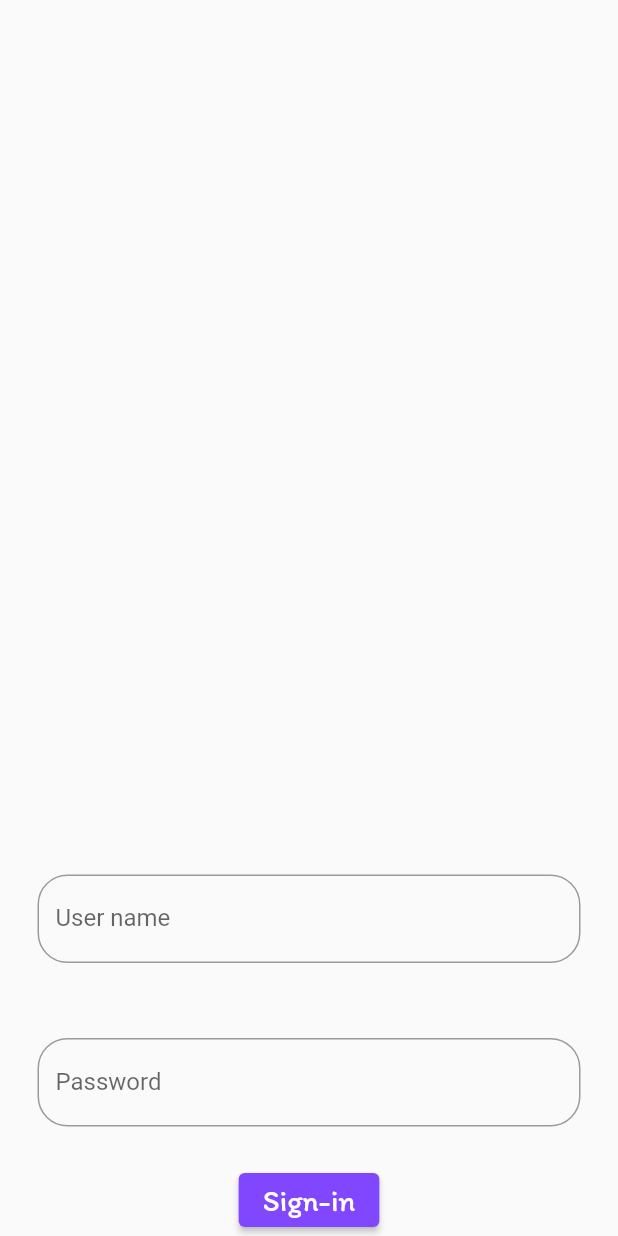
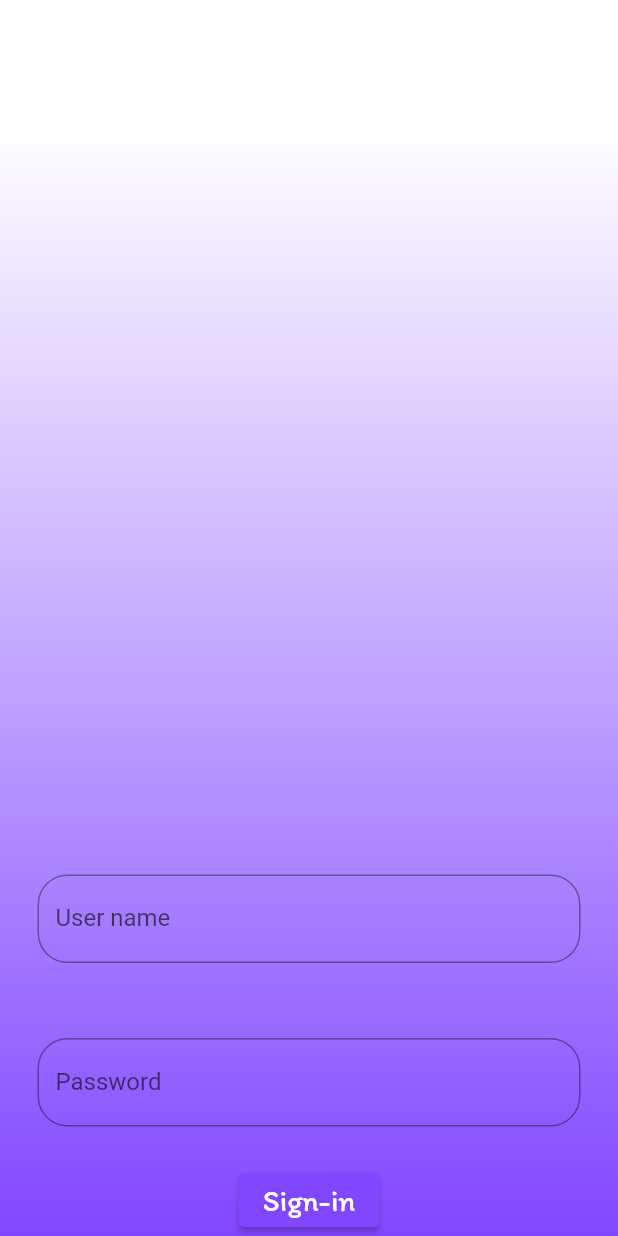
Before and after one commit to Tripathi-Ishita/major_vcare, a Flutter app: the Signin screen opened directly, on a phone screen of 412 x 824 dp. Run offline on Flutter 3.47's test engine with Material 2 defaults, Android fonts, the phone set to English and light mode, and no system bars; our stand-ins replace rive.

Commit message:
Update signin.dart

```diff
--- a/lib/screen/Credentials/signin.dart
+++ b/lib/screen/Credentials/signin.dart
@@ -11,7 +11,17 @@ class _SigninState extends State<Signin> {
   @override
   Widget build(BuildContext context) {
     return Scaffold(
-      body: Column(mainAxisAlignment: MainAxisAlignment.end, children: [
+      body: Container(
+          decoration: BoxDecoration(
+            gradient: LinearGradient(
+              begin: Alignment.topCenter,
+              end: Alignment.bottomCenter,
+              colors: [Colors.white,
+                Color.fromRGBO(129, 71, 255, 1)],
+              stops: [0.1, 1.0],
+            ),
+          ),
+        child: Column(mainAxisAlignment: MainAxisAlignment.end, children: [
           Container(
             margin: EdgeInsets.all(20.0),
             padding: EdgeInsets.all(5.0),
@@ -36,8 +46,10 @@ class _SigninState extends State<Signin> {
               child: Text(
                 "Sign-in",
                 style: TextStyle(fontSize: 20, fontFamily: "Itim"),
-            ))
+              )),
+
         ]),
+      ),
     );
   }
 }
```
Lines whose indentation alone changed are shown as unchanged.
